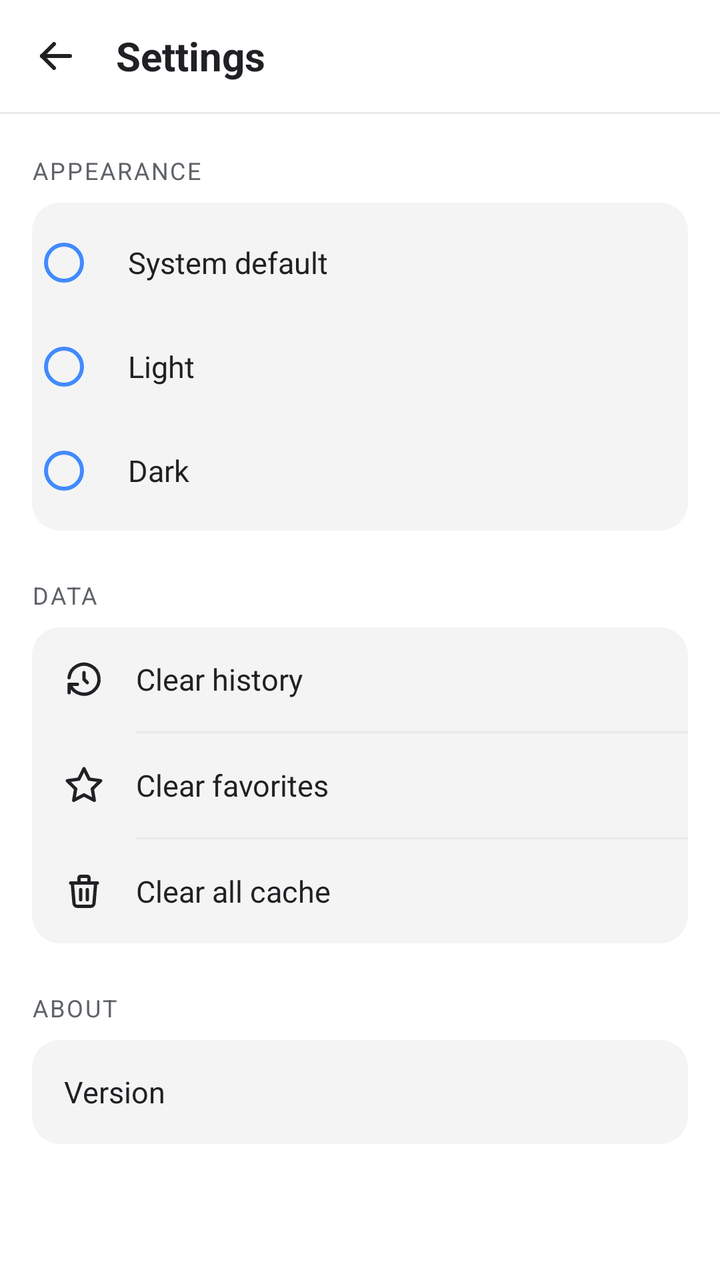
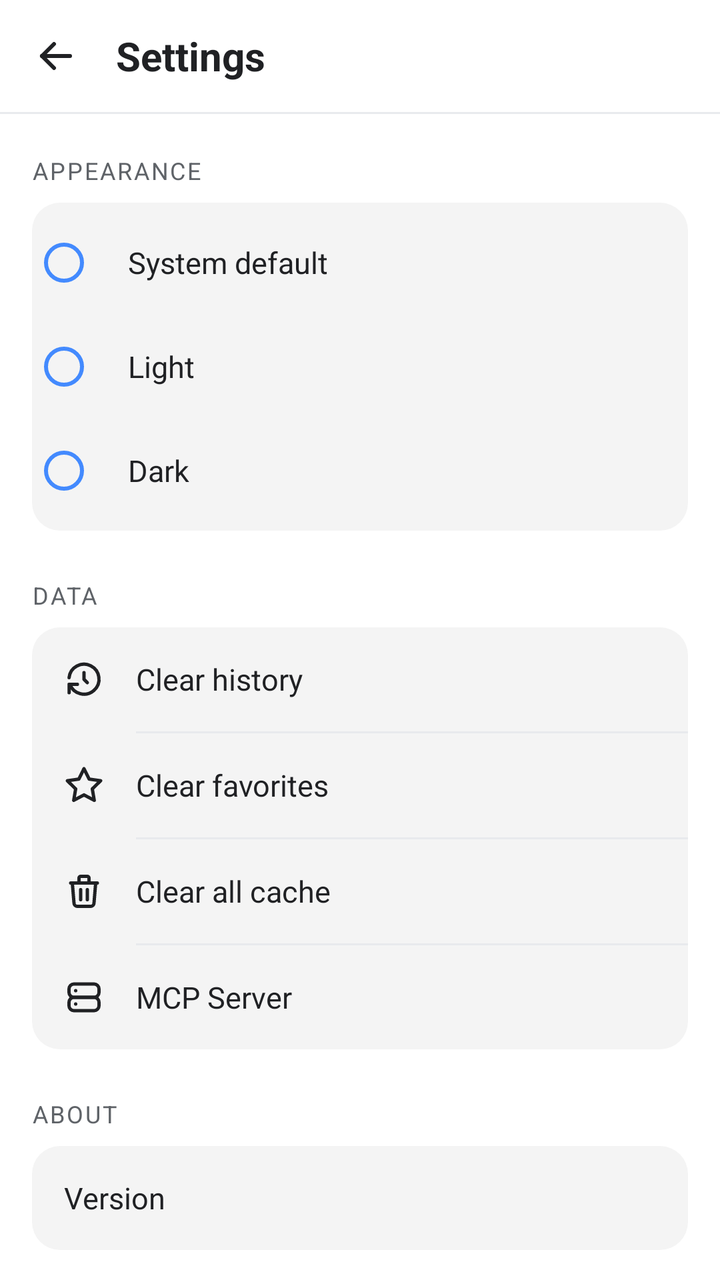

Two renders of the same Android screen: before a commit and after it. Below are the layout's source before the change and the commit's diff.
<!-- AndroidManifest.xml: activity theme AppTheme -->
<!-- res/layout/activity_settings.xml -->
<?xml version="1.0" encoding="utf-8"?>
<LinearLayout xmlns:android="http://schemas.android.com/apk/res/android"
    android:layout_width="match_parent"
    android:layout_height="match_parent"
    android:background="@color/background"
    android:orientation="vertical">

    <LinearLayout
        android:layout_width="match_parent"
        android:layout_height="56dp"
        android:gravity="center_vertical"
        android:orientation="horizontal"
        android:paddingStart="4dp"
        android:paddingEnd="4dp">

        <ImageView
            android:id="@+id/btnBack"
            android:layout_width="48dp"
            android:layout_height="48dp"
            android:background="?attr/selectableItemBackgroundBorderless"
            android:contentDescription="Back"
            android:padding="12dp"
            android:src="@drawable/ic_arrow_left"
            android:tint="@color/text_primary" />

        <TextView
            android:layout_width="0dp"
            android:layout_height="wrap_content"
            android:layout_marginStart="6dp"
            android:layout_weight="1"
            android:text="@string/settings_title"
            android:textColor="@color/text_primary"
            android:textSize="20sp"
            android:textStyle="bold" />

        <View
            android:layout_width="48dp"
            android:layout_height="48dp" />
    </LinearLayout>

    <View
        android:layout_width="match_parent"
        android:layout_height="1dp"
        android:background="@color/divider" />

    <ScrollView
        android:layout_width="match_parent"
        android:layout_height="match_parent"
        android:scrollbars="none">

        <LinearLayout
            android:layout_width="match_parent"
            android:layout_height="wrap_content"
            android:orientation="vertical"
            android:paddingStart="16dp"
            android:paddingTop="20dp"
            android:paddingEnd="16dp"
            android:paddingBottom="24dp">

            <TextView
                android:layout_width="wrap_content"
                android:layout_height="wrap_content"
                android:layout_marginBottom="8dp"
                android:letterSpacing="0.08"
                android:text="@string/section_appearance"
                android:textColor="@color/text_secondary"
                android:textSize="12sp" />

            <LinearLayout
                android:layout_width="match_parent"
                android:layout_height="wrap_content"
                android:background="@drawable/settings_card"
                android:orientation="vertical"
                android:paddingTop="4dp"
                android:paddingBottom="4dp">

                <RadioGroup
                    android:id="@+id/rgTheme"
                    android:layout_width="match_parent"
                    android:layout_height="wrap_content"
                    android:orientation="vertical">

                    <RadioButton
                        android:id="@+id/rbSystem"
                        android:layout_width="match_parent"
                        android:layout_height="52dp"
                        android:background="?attr/selectableItemBackground"
                        android:buttonTint="@color/fab_background"
                        android:gravity="center_vertical"
                        android:paddingStart="16dp"
                        android:paddingEnd="16dp"
                        android:text="@string/theme_system"
                        android:textColor="@color/text_primary"
                        android:textSize="15sp" />

                    <RadioButton
                        android:id="@+id/rbLight"
                        android:layout_width="match_parent"
                        android:layout_height="52dp"
                        android:background="?attr/selectableItemBackground"
                        android:buttonTint="@color/fab_background"
                        android:gravity="center_vertical"
                        android:paddingStart="16dp"
                        android:paddingEnd="16dp"
                        android:text="@string/theme_light"
                        android:textColor="@color/text_primary"
                        android:textSize="15sp" />

                    <RadioButton
                        android:id="@+id/rbDark"
                        android:layout_width="match_parent"
                        android:layout_height="52dp"
                        android:background="?attr/selectableItemBackground"
                        android:buttonTint="@color/fab_background"
                        android:gravity="center_vertical"
                        android:paddingStart="16dp"
                        android:paddingEnd="16dp"
                        android:text="@string/theme_dark"
                        android:textColor="@color/text_primary"
                        android:textSize="15sp" />
                </RadioGroup>
            </LinearLayout>

            <TextView
                android:layout_width="wrap_content"
                android:layout_height="wrap_content"
                android:layout_marginTop="24dp"
                android:layout_marginBottom="8dp"
                android:letterSpacing="0.08"
                android:text="@string/section_data"
                android:textColor="@color/text_secondary"
                android:textSize="12sp" />

            <LinearLayout
                android:layout_width="match_parent"
                android:layout_height="wrap_content"
                android:background="@drawable/settings_card"
                android:orientation="vertical">

                <LinearLayout
                    android:id="@+id/rowClearHistory"
                    android:layout_width="match_parent"
                    android:layout_height="52dp"
                    android:background="?attr/selectableItemBackground"
                    android:gravity="center_vertical"
                    android:orientation="horizontal"
                    android:paddingStart="16dp"
                    android:paddingEnd="16dp">

                    <ImageView
                        android:layout_width="20dp"
                        android:layout_height="20dp"
                        android:contentDescription="@string/clear_history"
                        android:src="@drawable/ic_history"
                        android:tint="@color/text_primary" />

                    <TextView
                        android:layout_width="0dp"
                        android:layout_height="wrap_content"
                        android:layout_marginStart="16dp"
                        android:layout_weight="1"
                        android:text="@string/clear_history"
                        android:textColor="@color/text_primary"
                        android:textSize="15sp" />
                </LinearLayout>

                <View
                    android:layout_width="match_parent"
                    android:layout_height="1dp"
                    android:layout_marginStart="52dp"
                    android:background="@color/divider" />

                <LinearLayout
                    android:id="@+id/rowClearFavorites"
                    android:layout_width="match_parent"
                    android:layout_height="52dp"
                    android:background="?attr/selectableItemBackground"
                    android:gravity="center_vertical"
                    android:orientation="horizontal"
                    android:paddingStart="16dp"
                    android:paddingEnd="16dp">

                    <ImageView
                        android:layout_width="20dp"
                        android:layout_height="20dp"
                        android:contentDescription="@string/clear_favorites"
                        android:src="@drawable/ic_star"
                        android:tint="@color/text_primary" />

                    <TextView
                        android:layout_width="0dp"
                        android:layout_height="wrap_content"
                        android:layout_marginStart="16dp"
                        android:layout_weight="1"
                        android:text="@string/clear_favorites"
                        android:textColor="@color/text_primary"
                        android:textSize="15sp" />
                </LinearLayout>

                <View
                    android:layout_width="match_parent"
                    android:layout_height="1dp"
                    android:layout_marginStart="52dp"
                    android:background="@color/divider" />

                <LinearLayout
                    android:id="@+id/rowClearCache"
                    android:layout_width="match_parent"
                    android:layout_height="52dp"
                    android:background="?attr/selectableItemBackground"
                    android:gravity="center_vertical"
                    android:orientation="horizontal"
                    android:paddingStart="16dp"
                    android:paddingEnd="16dp">

                    <ImageView
                        android:layout_width="20dp"
                        android:layout_height="20dp"
                        android:contentDescription="@string/clear_cache"
                        android:src="@drawable/ic_trash"
                        android:tint="@color/text_primary" />

                    <TextView
                        android:layout_width="0dp"
                        android:layout_height="wrap_content"
                        android:layout_marginStart="16dp"
                        android:layout_weight="1"
                        android:text="@string/clear_cache"
                        android:textColor="@color/text_primary"
                        android:textSize="15sp" />
                </LinearLayout>
            </LinearLayout>

            <TextView
                android:layout_width="wrap_content"
                android:layout_height="wrap_content"
                android:layout_marginTop="24dp"
                android:layout_marginBottom="8dp"
                android:letterSpacing="0.08"
                android:text="@string/section_about"
                android:textColor="@color/text_secondary"
                android:textSize="12sp" />

            <LinearLayout
                android:layout_width="match_parent"
                android:layout_height="52dp"
                android:background="@drawable/settings_card"
                android:gravity="center_vertical"
                android:orientation="horizontal"
                android:paddingStart="16dp"
                android:paddingEnd="16dp">

                <TextView
                    android:layout_width="0dp"
                    android:layout_height="wrap_content"
                    android:layout_weight="1"
                    android:text="@string/version_label"
                    android:textColor="@color/text_primary"
                    android:textSize="15sp" />

                <TextView
                    android:id="@+id/versionValue"
                    android:layout_width="wrap_content"
                    android:layout_height="wrap_content"
                    android:textColor="@color/text_secondary"
                    android:textSize="15sp" />
            </LinearLayout>
        </LinearLayout>
    </ScrollView>

</LinearLayout>
<!-- resources referenced by this layout -->
<resources>
  <color name="background">#fff</color>
  <color name="divider">#E8EAED</color>
  <color name="fab_background">#438AFE</color>
  <color name="text_primary">#202124</color>
  <color name="text_secondary">#5F6368</color>
  <!-- drawable ic_arrow_left (drawable) -->
  <vector xmlns:android="http://schemas.android.com/apk/res/android"
      android:width="24dp"
      android:height="24dp"
      android:viewportWidth="24"
      android:viewportHeight="24">
      <path
          android:strokeColor="#FFFFFF"
          android:strokeWidth="2"
          android:strokeLineCap="round"
          android:strokeLineJoin="round"
          android:pathData="M5 12l14 0"/>
      <path
          android:strokeColor="#FFFFFF"
          android:strokeWidth="2"
          android:strokeLineCap="round"
          android:strokeLineJoin="round"
          android:pathData="M5 12l6 6"/>
      <path
          android:strokeColor="#FFFFFF"
          android:strokeWidth="2"
          android:strokeLineCap="round"
          android:strokeLineJoin="round"
          android:pathData="M5 12l6-6"/>
  </vector>
  <!-- drawable ic_history (drawable) -->
  <vector xmlns:android="http://schemas.android.com/apk/res/android"
      android:width="24dp"
      android:height="24dp"
      android:viewportWidth="24"
      android:viewportHeight="24">
      <path
          android:strokeColor="#FFFFFF"
          android:strokeWidth="2"
          android:strokeLineCap="round"
          android:strokeLineJoin="round"
          android:pathData="M12 8l0 4 2 2"/>
      <path
          android:strokeColor="#FFFFFF"
          android:strokeWidth="2"
          android:strokeLineCap="round"
          android:strokeLineJoin="round"
          android:pathData="M3.05 11a9 9 0 1 1 0.5 4m-0.5 5v-5h5"/>
  </vector>
  <!-- drawable ic_star (drawable) -->
  <vector xmlns:android="http://schemas.android.com/apk/res/android"
      android:width="24dp"
      android:height="24dp"
      android:viewportWidth="24"
      android:viewportHeight="24">
      <path
          android:strokeColor="#FFFFFF"
          android:strokeWidth="2"
          android:strokeLineCap="round"
          android:strokeLineJoin="round"
          android:pathData="M12 17.75l-6.17 3.25 1.18-6.88-5-4.87 6.9-1 3.08-6.25 3.09 6.25 6.9 1-5 4.87 1.18 6.88-6.16-3.25"/>
  </vector>
  <!-- drawable settings_card (drawable) -->
  <?xml version="1.0" encoding="utf-8"?>
  <shape xmlns:android="http://schemas.android.com/apk/res/android"
      android:shape="rectangle">
      <solid android:color="@color/input_background" />
      <corners android:radius="14dp" />
  </shape>
  <string name="clear_cache">Clear all cache</string>
  <string name="clear_favorites">Clear favorites</string>
  <string name="clear_history">Clear history</string>
  <string name="section_about">ABOUT</string>
  <string name="section_appearance">APPEARANCE</string>
  <string name="section_data">DATA</string>
  <string name="settings_title">Settings</string>
  <string name="theme_dark">Dark</string>
  <string name="theme_light">Light</string>
  <string name="theme_system">System default</string>
  <string name="version_label">Version</string>
  <style name="AppTheme" parent="Theme.AppCompat.DayNight.NoActionBar">
          <item name="android:statusBarColor">@color/background</item>
          <item name="android:windowLightStatusBar" tools:targetApi="23">true</item>
      </style>
  <color name="input_background">#f4f4f4</color>
</resources>

<!-- the commit's change to res/layout/activity_settings.xml (unified diff, before → after) -->
@@ -229,6 +229,39 @@
                         android:textColor="@color/text_primary"
                         android:textSize="15sp" />
                 </LinearLayout>
+
+                <View
+                    android:layout_width="match_parent"
+                    android:layout_height="1dp"
+                    android:layout_marginStart="52dp"
+                    android:background="@color/divider" />
+
+                <LinearLayout
+                    android:id="@+id/rowMcpServer"
+                    android:layout_width="match_parent"
+                    android:layout_height="52dp"
+                    android:background="?attr/selectableItemBackground"
+                    android:gravity="center_vertical"
+                    android:orientation="horizontal"
+                    android:paddingStart="16dp"
+                    android:paddingEnd="16dp">
+
+                    <ImageView
+                        android:layout_width="20dp"
+                        android:layout_height="20dp"
+                        android:contentDescription="@string/row_mcp_server"
+                        android:src="@drawable/ic_server"
+                        android:tint="@color/text_primary" />
+
+                    <TextView
+                        android:layout_width="0dp"
+                        android:layout_height="wrap_content"
+                        android:layout_marginStart="16dp"
+                        android:layout_weight="1"
+                        android:text="@string/row_mcp_server"
+                        android:textColor="@color/text_primary"
+                        android:textSize="15sp" />
+                </LinearLayout>
             </LinearLayout>
 
             <TextView
<!-- resource entries referenced after the edit -->
@@ -72,6 +72,7 @@
   <string name="clear_cache">Clear all cache</string>
   <string name="clear_favorites">Clear favorites</string>
   <string name="clear_history">Clear history</string>
+  <string name="row_mcp_server">MCP Server</string>
   <string name="section_about">ABOUT</string>
   <string name="section_appearance">APPEARANCE</string>
   <string name="section_data">DATA</string>
